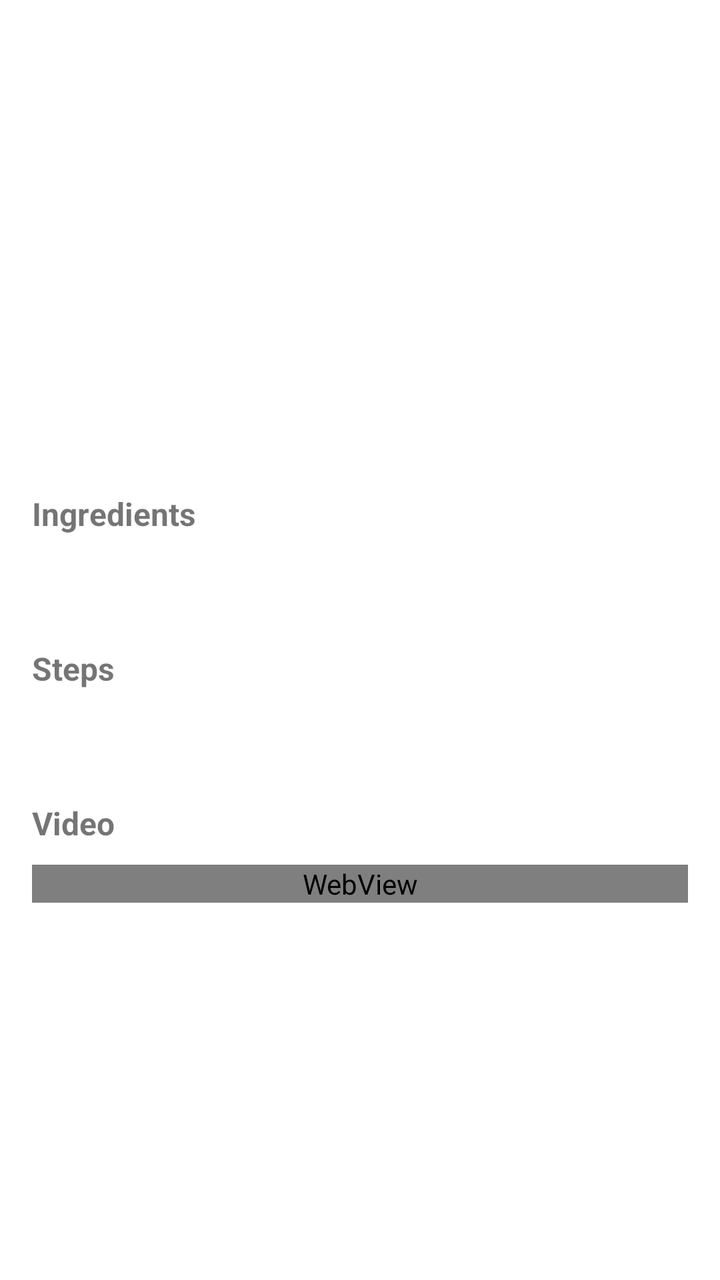
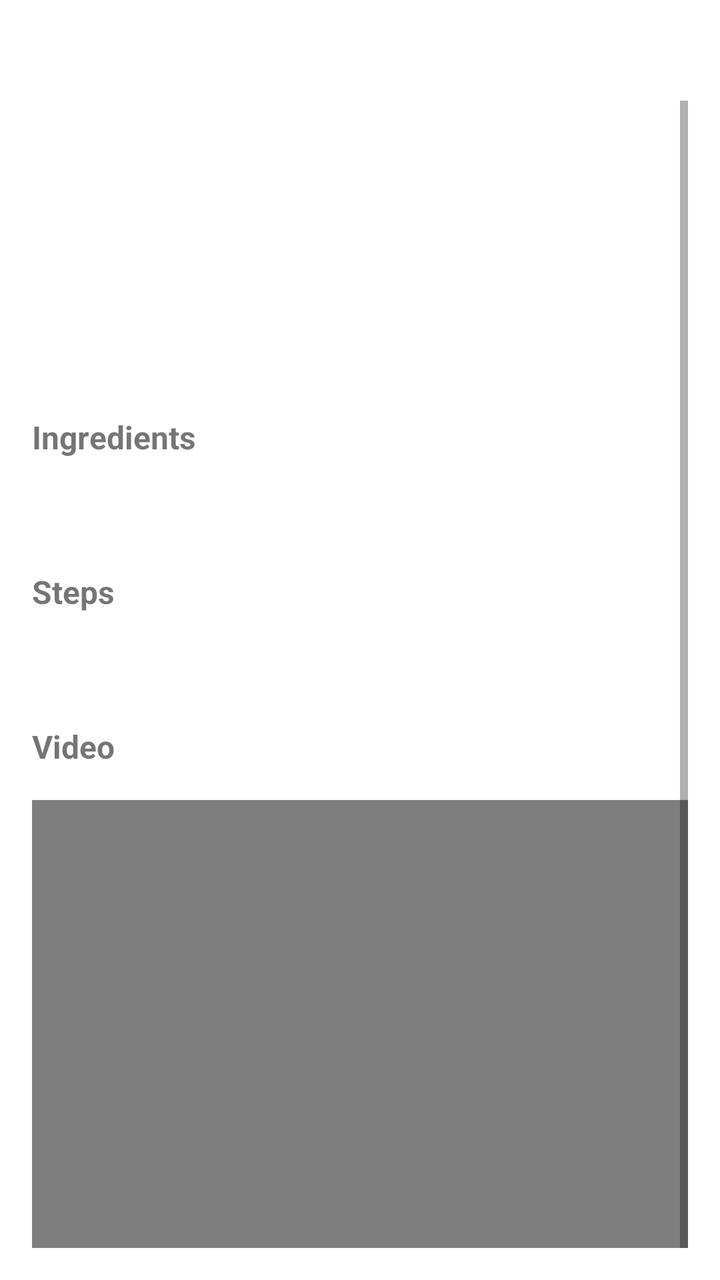

Before-and-after screenshots of an Android layout around one commit, followed by the original layout XML and the change that was made.
<!-- AndroidManifest.xml: application theme Theme.DishEka -->
<!-- res/layout/activity_recipe_details.xml -->
<?xml version="1.0" encoding="utf-8"?>
<ScrollView xmlns:android="http://schemas.android.com/apk/res/android"
    xmlns:tools="http://schemas.android.com/tools"
    android:layout_width="match_parent"
    android:layout_height="match_parent"
    android:padding="16dp">

    <LinearLayout
        android:layout_width="match_parent"
        android:layout_height="wrap_content"
        android:orientation="vertical">

        <ImageView
            android:id="@+id/recipe_image"
            android:layout_width="match_parent"
            android:layout_height="200dp"
            android:scaleType="centerCrop" />

        <TextView
            android:id="@+id/textView9"
            android:layout_width="match_parent"
            android:layout_height="wrap_content"
            android:layout_marginTop="30dp"
            android:text="Ingredients"
            android:textSize="16sp"
            android:textStyle="bold" />

        <TextView
            android:id="@+id/recipe_author"
            android:layout_width="match_parent"
            android:layout_height="wrap_content"
            android:layout_marginTop="4dp"
            android:textSize="16sp" />

        <TextView
            android:id="@+id/textView10"
            android:layout_width="match_parent"
            android:layout_height="wrap_content"
            android:layout_marginTop="30dp"
            android:text="Steps"
            android:textSize="16sp"
            android:textStyle="bold" />

        <TextView
            android:id="@+id/recipe_steps"
            android:layout_width="match_parent"
            android:layout_height="match_parent"
            android:layout_marginTop="4dp"
            android:textSize="16sp" />

        <TextView
            android:id="@+id/textView11"
            android:layout_width="match_parent"
            android:layout_height="wrap_content"
            android:layout_marginTop="30dp"
            android:text="Video "
            android:textSize="16sp"
            android:textStyle="bold" />

        <WebView
            android:id="@+id/youtube_webview"
            android:layout_width="match_parent"
            android:layout_height="wrap_content"
            android:layout_marginTop="10dp"
            tools:ignore="WebViewLayout" />
    </LinearLayout>

</ScrollView>
<!-- resources referenced by this layout -->
<resources>
  <style name="Theme.DishEka" parent="Theme.MaterialComponents.DayNight">
          
          <item name="colorPrimary">@color/teal_700</item>
          <item name="colorPrimaryVariant">@color/purple_700</item>
          <item name="colorOnPrimary">@color/white</item>
          
          <item name="colorSecondary">@color/teal_200</item>
          <item name="colorSecondaryVariant">@color/teal_700</item>
          <item name="colorOnSecondary">@color/black</item>
          
          <item name="android:statusBarColor">?attr/colorPrimaryVariant</item>
  
          
      </style>
  <color name="teal_700">#FF018786</color>
  <color name="purple_700">#FF3700B3</color>
  <color name="white">#FFFFFFFF</color>
  <color name="teal_200">#FF03DAC5</color>
  <color name="black">#FF000000</color>
</resources>

<!-- the commit's change to res/layout/activity_recipe_details.xml (unified diff, before → after) -->
@@ -57,12 +57,12 @@
             android:textSize="16sp"
             android:textStyle="bold" />
 
-        <WebView
-            android:id="@+id/youtube_webview"
-            android:layout_width="match_parent"
-            android:layout_height="wrap_content"
-            android:layout_marginTop="10dp"
-            tools:ignore="WebViewLayout" />
+        <VideoView
+            android:id="@+id/video_view"
+            android:layout_width="1280px"
+            android:layout_height="720px"
+            android:layout_marginTop="16dp" />
+
     </LinearLayout>
 
 </ScrollView>
<!-- resource entries referenced after the edit -->
@@ -1,6 +1,6 @@
 <!-- resources referenced by this layout -->
 <resources>
-  <style name="Theme.DishEka" parent="Theme.MaterialComponents.DayNight">
+  <style name="Theme.DishEka" parent="Theme.MaterialComponents.Light">
           
           <item name="colorPrimary">@color/teal_700</item>
           <item name="colorPrimaryVariant">@color/purple_700</item>
